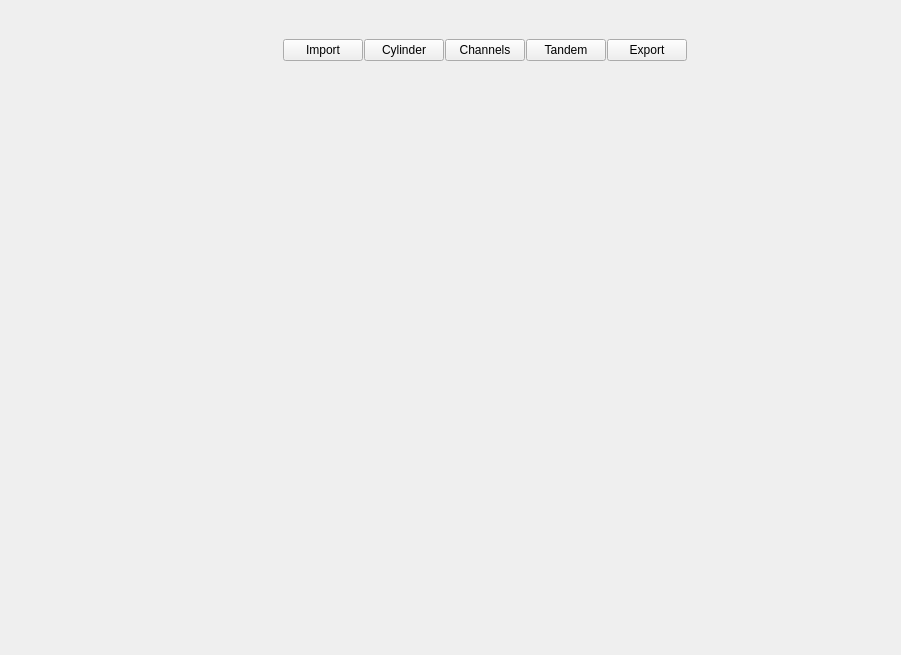
Qt form src/windows/ui/main_window.ui (brachify/brachify) before a commit.
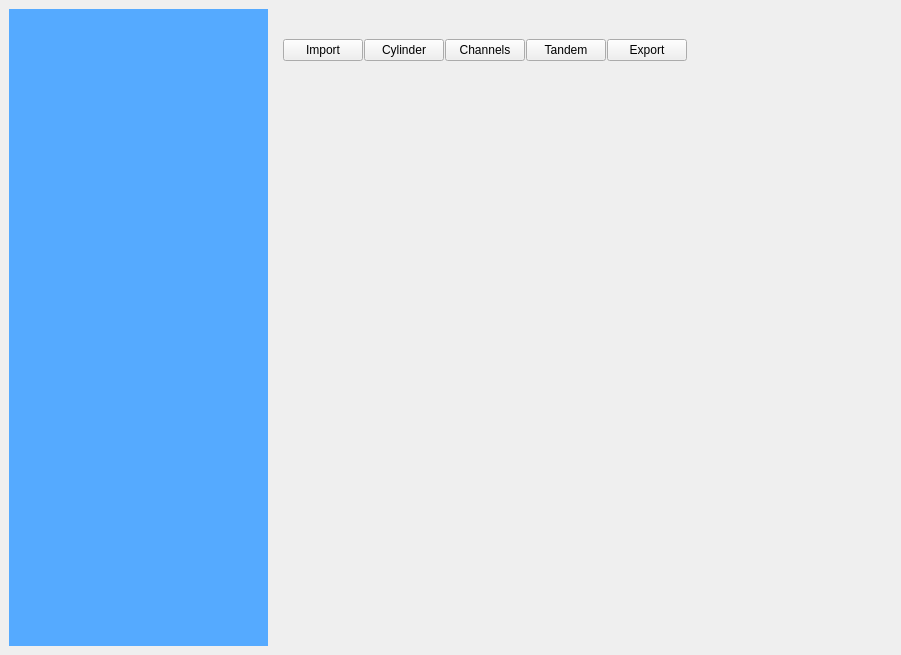
The same form after that commit. The open tabs and pages were chosen to show the change.

Commit message:
Changed background color to blue for main window side pannel.
Previous side pannel settings still exist under file names main_window_old.ui and main_window_ui_old.py

Patch:
```diff
--- a/src/windows/ui/main_window.ui
+++ b/src/windows/ui/main_window.ui
@@ -29,6 +29,10 @@
         <height>16777215</height>
        </size>
       </property>
+      <property name="styleSheet">
+       <string notr="true">
+background-color: rgb(85, 170, 255);</string>
+      </property>
       <layout class="QVBoxLayout" name="verticalLayout_2">
        <property name="leftMargin">
         <number>0</number>
```
Left out of the diff: 2 changed lines with no effect on the pictures. The commit also changes 2 other files.
